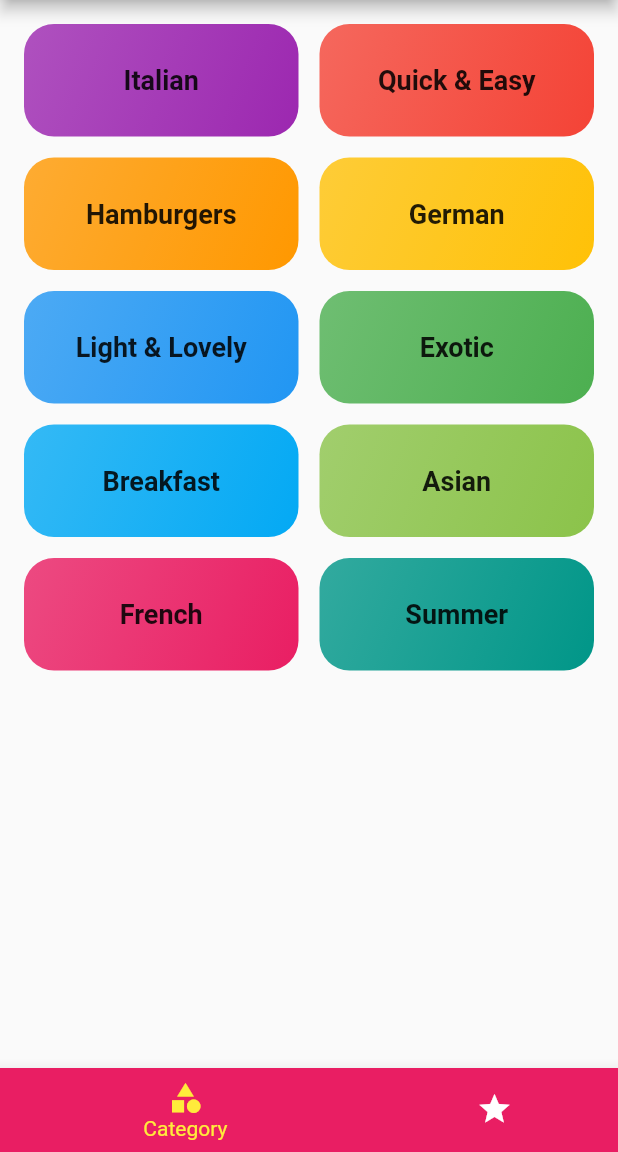
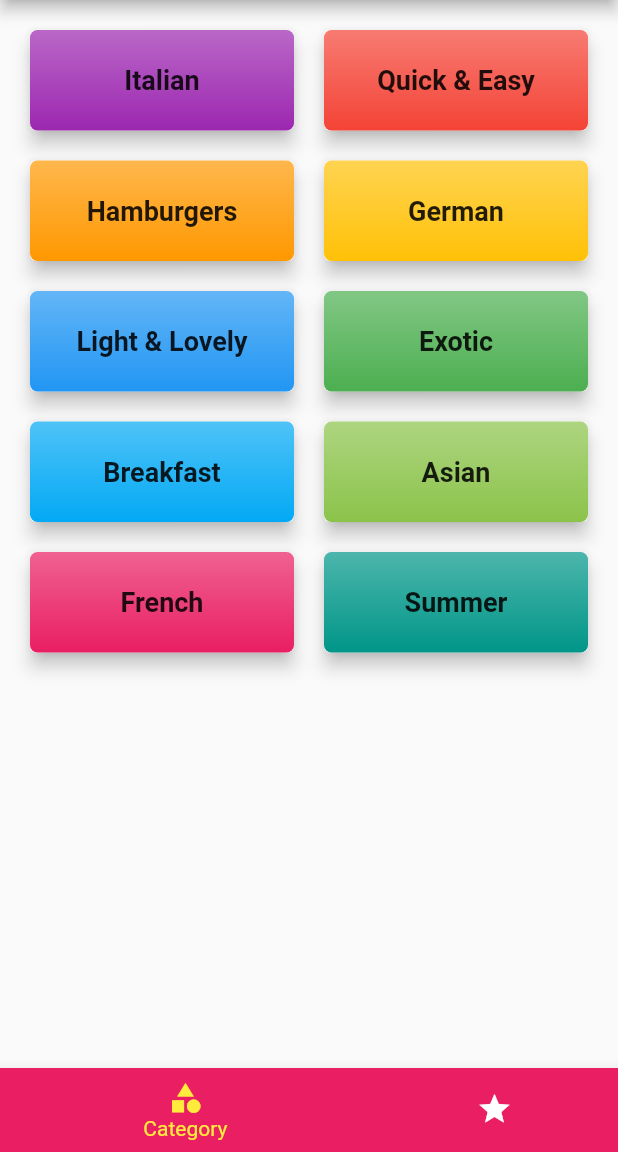
Before and after one commit to mydigita/flutter-recipe-app, a Flutter app: the screen it shows after launch, on a phone screen of 412 x 824 dp, the part 84-1236 px from its top. Run offline on Flutter 3.47's test engine with Material 2 defaults, Android fonts, the phone set to English and light mode, and no system bars.

Commit message:
fixed styles

```diff
--- a/lib/screens/categories_screen.dart
+++ b/lib/screens/categories_screen.dart
@@ -13,8 +13,8 @@ class CategoriesScreen extends StatelessWidget {
         gridDelegate: const SliverGridDelegateWithMaxCrossAxisExtent(
           maxCrossAxisExtent: 180,
           childAspectRatio: 1,
-          crossAxisSpacing: 14,
-          mainAxisSpacing: 14,
+          crossAxisSpacing: 12,
+          mainAxisSpacing: 12,
           mainAxisExtent: 75,
         ),
         children: listOfCategories
--- a/lib/widgets/category_item.dart
+++ b/lib/widgets/category_item.dart
@@ -18,20 +18,24 @@ class CategoryItem extends StatelessWidget {
       onTap: () => selectCategory(context),
       splashColor: Theme.of(context).primaryColor,
       borderRadius: BorderRadius.circular(20),
+      child: Card(
+        elevation: 5,
         child: Container(
           padding: const EdgeInsets.all(10),
           decoration: BoxDecoration(
-          borderRadius: BorderRadius.circular(20),
+            borderRadius: BorderRadius.circular(5),
             gradient: LinearGradient(
-            colors: [color.withOpacity(0.8), color],
+              colors: [color.withOpacity(0.7), color],
               begin: Alignment.topLeft,
-            end: Alignment.bottomRight,
+              end: Alignment.bottomLeft,
             ),
           ),
           child: Center(
             child: Text(
               title,
-            style: const TextStyle(fontSize: 18.0, fontWeight: FontWeight.bold),
+              style:
+                  const TextStyle(fontSize: 18.0, fontWeight: FontWeight.bold),
+            ),
           ),
         ),
       ),
```
Lines whose indentation alone changed are shown as unchanged.
